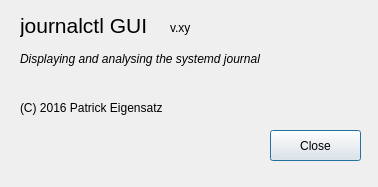
pentix/qjournalctl, file ui/aboutdialog.ui: the form before one commit.
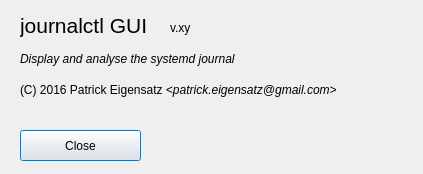
The form after the commit.

Commit message: Aboutdialog: UI-Styling

Diff of the .ui file:
```diff
--- a/ui/aboutdialog.ui
+++ b/ui/aboutdialog.ui
@@ -6,8 +6,8 @@
    <rect>
     <x>0</x>
     <y>0</y>
-    <width>378</width>
-    <height>187</height>
+    <width>423</width>
+    <height>174</height>
    </rect>
   </property>
   <property name="windowTitle">
@@ -51,21 +51,21 @@
    <property name="geometry">
     <rect>
      <x>20</x>
-     <y>100</y>
-     <width>161</width>
-     <height>16</height>
+     <y>80</y>
+     <width>361</width>
+     <height>21</height>
     </rect>
    </property>
    <property name="text">
-    <string>(C) 2016 Patrick Eigensatz</string>
+    <string>&lt;html&gt;&lt;head/&gt;&lt;body&gt;&lt;p&gt;(C) 2016 Patrick Eigensatz &lt;span style=&quot; font-style:italic;&quot;&gt;&amp;lt;patrick.eigensatz@gmail.com&amp;gt;&lt;/span&gt;&lt;/p&gt;&lt;/body&gt;&lt;/html&gt;</string>
    </property>
   </widget>
   <widget class="QPushButton" name="pushButton">
    <property name="geometry">
     <rect>
-     <x>270</x>
+     <x>20</x>
      <y>130</y>
-     <width>91</width>
+     <width>121</width>
      <height>31</height>
     </rect>
    </property>
@@ -88,7 +88,7 @@
     </font>
    </property>
    <property name="text">
-    <string>Displaying and analysing the systemd journal</string>
+    <string>Display and analyse the systemd journal</string>
    </property>
   </widget>
  </widget>
```
